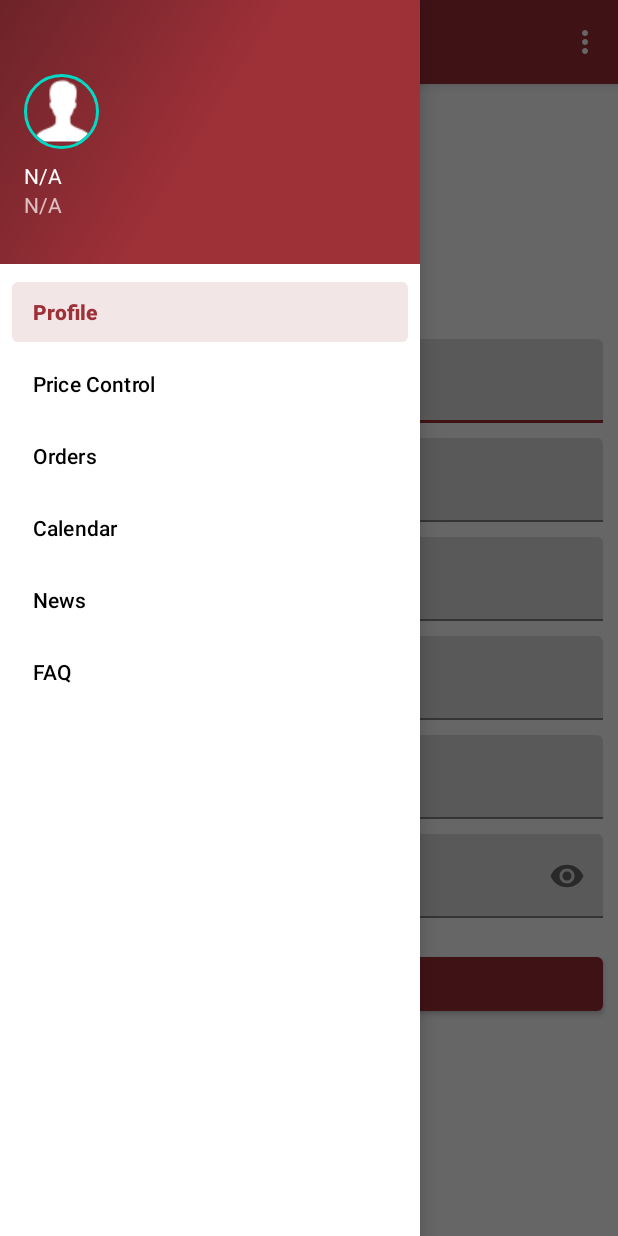
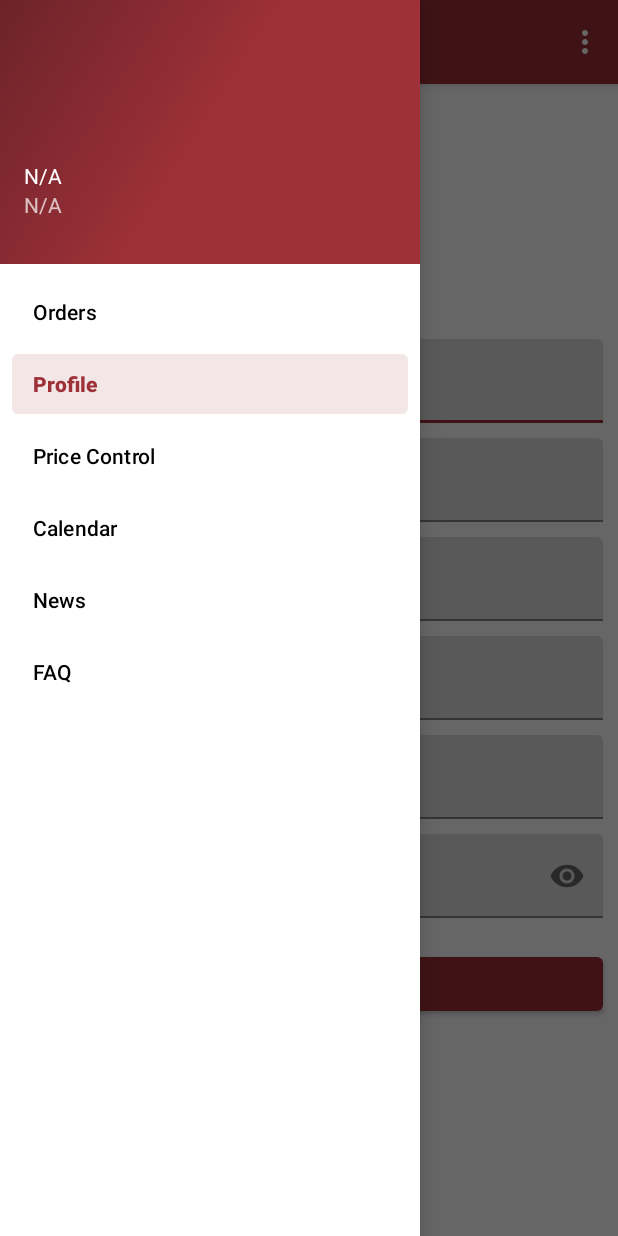
Before and after one commit to PrihanNimsara/TrashCash, an Android app: the MainActivity screen opened directly, with no data from a screen before it, with the side drawer open, on a phone screen of 412 x 824 dp. Run offline under Robolectric (Android 15) with nearby library versions, the phone set to English and light mode, and no system bars; our stand-ins replace CircleImageView, Firebase (no records; nobody signed in at launch, a user with empty details on screens opened directly), navigation-ui; libraries missing offline, so code that uses them is left out: prihanofficial.com.kokis; 4 statements that could not run were skipped.

```diff
--- a/app/src/main/res/layout/nav_header_main.xml
+++ b/app/src/main/res/layout/nav_header_main.xml
@@ -17,7 +17,7 @@
         android:id="@+id/imageView"
         android:layout_width="50dp"
         android:layout_height="50dp"
-        android:src="@drawable/pro"
+
         app:civ_border_width="2dp"
         app:civ_border_color="@color/colorAccent"/>
 
--- a/app/src/main/res/menu/activity_main_drawer.xml
+++ b/app/src/main/res/menu/activity_main_drawer.xml
@@ -5,14 +5,14 @@
 
     <group android:checkableBehavior="single" >
         <item
+            android:id="@+id/nav_gallery"
+            android:title="@string/menu_gallery" />
+        <item
             android:id="@+id/nav_slideshow"
             android:title="@string/menu_slideshow" />
         <item
             android:id="@+id/nav_home"
             android:title="@string/menu_home"/>
-        <item
-            android:id="@+id/nav_gallery"
-            android:title="@string/menu_gallery" />
         <item
             android:id="@+id/nav_buyer"
             android:title="@string/menu_buyer" />
```
